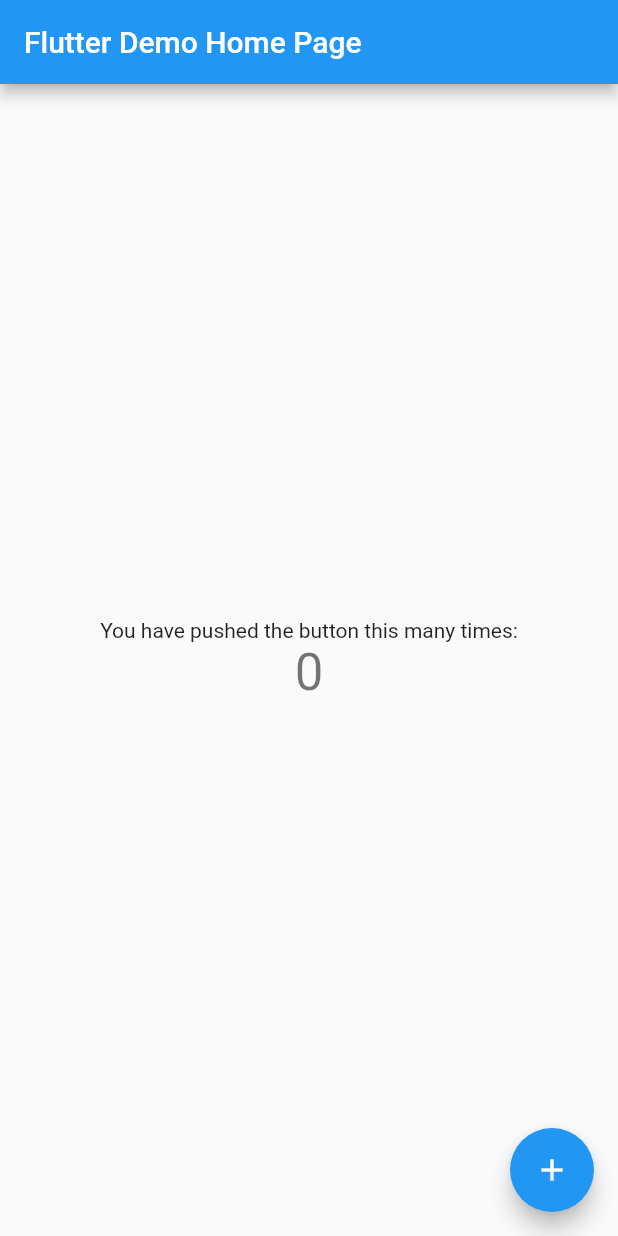
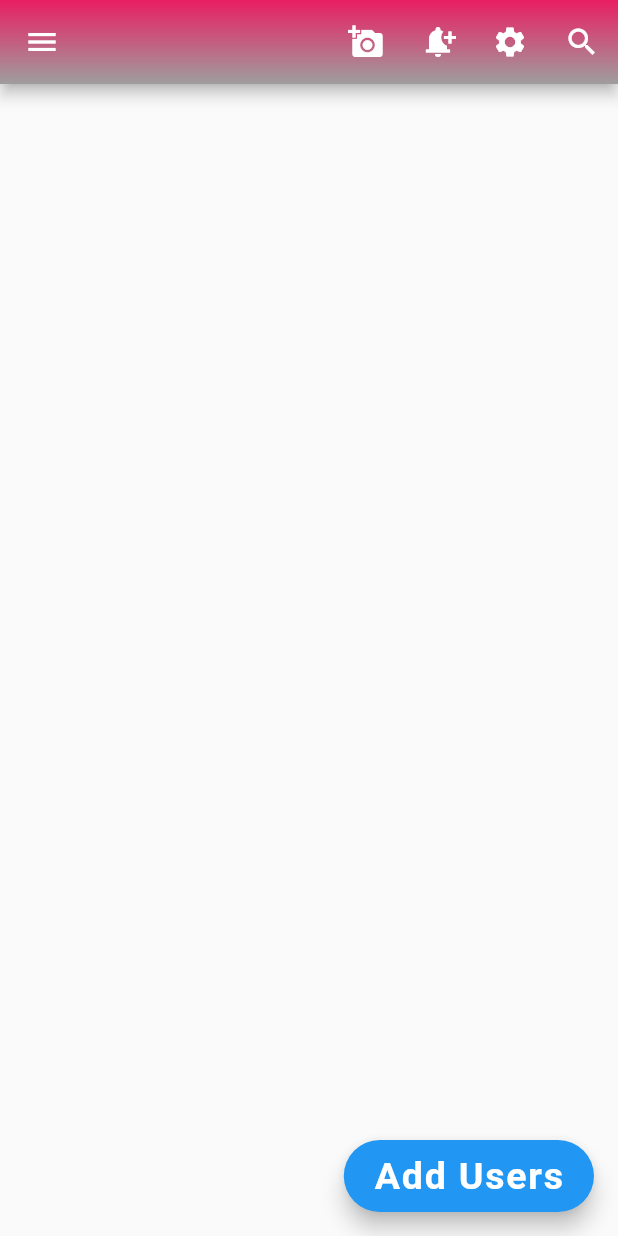
Before and after one commit to sanjibsinha/provider_et_sqflite, a Flutter app: the screen it shows after launch, on a phone screen of 412 x 824 dp. Run offline on Flutter 3.47's test engine with Material 2 defaults, Android fonts, the light colour scheme and no system bars; our stand-ins replace sqflite; accounts and stored records are empty.

Commit message:
first to first

```diff
--- a/lib/main.dart
+++ b/lib/main.dart
@@ -1,115 +1,16 @@
 import 'package:flutter/material.dart';
+import 'package:provider/provider.dart';
+import '/model/user_provider.dart';
+import 'view/my_app.dart';
 
 void main() {
-  runApp(const MyApp());
+  Provider.debugCheckInvalidValueType = null;
+  runApp(
+    MultiProvider(
+      providers: [
+        ChangeNotifierProvider(create: (_) => UserProvider()),
+      ],
+      child: const MyApp(),
+    ),
+  );
 }
-
-class MyApp extends StatelessWidget {
-  const MyApp({Key? key}) : super(key: key);
-
-  // This widget is the root of your application.
-  @override
-  Widget build(BuildContext context) {
-    return MaterialApp(
-      title: 'Flutter Demo',
-      theme: ThemeData(
-        // This is the theme of your application.
-        //
-        // Try running your application with "flutter run". You'll see the
-        // application has a blue toolbar. Then, without quitting the app, try
-        // changing the primarySwatch below to Colors.green and then invoke
-        // "hot reload" (press "r" in the console where you ran "flutter run",
-        // or simply save your changes to "hot reload" in a Flutter IDE).
-        // Notice that the counter didn't reset back to zero; the application
-        // is not restarted.
-        primarySwatch: Colors.blue,
-      ),
-      home: const MyHomePage(title: 'Flutter Demo Home Page'),
-    );
-  }
-}
-
-class MyHomePage extends StatefulWidget {
-  const MyHomePage({Key? key, required this.title}) : super(key: key);
-
-  // This widget is the home page of your application. It is stateful, meaning
-  // that it has a State object (defined below) that contains fields that affect
-  // how it looks.
-
-  // This class is the configuration for the state. It holds the values (in this
-  // case the title) provided by the parent (in this case the App widget) and
-  // used by the build method of the State. Fields in a Widget subclass are
-  // always marked "final".
-
-  final String title;
-
-  @override
-  State<MyHomePage> createState() => _MyHomePageState();
-}
-
-class _MyHomePageState extends State<MyHomePage> {
-  int _counter = 0;
-
-  void _incrementCounter() {
-    setState(() {
-      // This call to setState tells the Flutter framework that something has
-      // changed in this State, which causes it to rerun the build method below
-      // so that the display can reflect the updated values. If we changed
-      // _counter without calling setState(), then the build method would not be
-      // called again, and so nothing would appear to happen.
-      _counter++;
-    });
-  }
-
-  @override
-  Widget build(BuildContext context) {
-    // This method is rerun every time setState is called, for instance as done
-    // by the _incrementCounter method above.
-    //
-    // The Flutter framework has been optimized to make rerunning build methods
-    // fast, so that you can just rebuild anything that needs updating rather
-    // than having to individually change instances of widgets.
-    return Scaffold(
-      appBar: AppBar(
-        // Here we take the value from the MyHomePage object that was created by
-        // the App.build method, and use it to set our appbar title.
-        title: Text(widget.title),
-      ),
-      body: Center(
-        // Center is a layout widget. It takes a single child and positions it
-        // in the middle of the parent.
-        child: Column(
-          // Column is also a layout widget. It takes a list of children and
-          // arranges them vertically. By default, it sizes itself to fit its
-          // children horizontally, and tries to be as tall as its parent.
-          //
-          // Invoke "debug painting" (press "p" in the console, choose the
-          // "Toggle Debug Paint" action from the Flutter Inspector in Android
-          // Studio, or the "Toggle Debug Paint" command in Visual Studio Code)
-          // to see the wireframe for each widget.
-          //
-          // Column has various properties to control how it sizes itself and
-          // how it positions its children. Here we use mainAxisAlignment to
-          // center the children vertically; the main axis here is the vertical
-          // axis because Columns are vertical (the cross axis would be
-          // horizontal).
-          mainAxisAlignment: MainAxisAlignment.center,
-          children: <Widget>[
-            const Text(
-              'You have pushed the button this many times:',
-            ),
-            Text(
-              '$_counter',
-              style: Theme.of(context).textTheme.headline4,
-            ),
-          ],
-        ),
-      ),
-      floatingActionButton: FloatingActionButton(
-        onPressed: _incrementCounter,
-        tooltip: 'Increment',
-        child: const Icon(Icons.add),
-      ), // This trailing comma makes auto-formatting nicer for build methods.
-    );
-  }
-}
--- /dev/null
+++ b/lib/model/database_handler.dart
@@ -0,0 +1,34 @@
+import 'package:sqflite/sqflite.dart';
+import 'package:path/path.dart';
+
+import 'user.dart';
+
+class DatabaseHandler {
+  Future<Database> initializeDB() async {
+    String path = await getDatabasesPath();
+    return openDatabase(
+      join(path, 'usereleven.db'),
+      onCreate: (database, version) async {
+        await database.execute(
+          "CREATE TABLE usereleven(id INTEGER PRIMARY KEY AUTOINCREMENT, name TEXT NOT NULL, location TEXT NOT NULL)",
+        );
+      },
+      version: 1,
+    );
+  }
+
+  Future<int> insertUser(List<User> users) async {
+    int result = 0;
+    final Database db = await initializeDB();
+    for (var user in users) {
+      result = await db.insert('usereleven', user.toMap());
+    }
+    return result;
+  }
+
+  Future<List<User>> retrieveUsers() async {
+    final Database db = await initializeDB();
+    final List<Map<String, Object?>> queryResult = await db.query('usereleven');
+    return queryResult.map((e) => User.fromMap(e)).toList();
+  }
+}
--- /dev/null
+++ b/lib/model/user.dart
@@ -0,0 +1,24 @@
+class User {
+  final int? id;
+  final String name;
+  final String location;
+
+  User({
+    this.id,
+    required this.name,
+    required this.location,
+  });
+
+  User.fromMap(Map<String, dynamic> res)
+      : id = res["id"],
+        name = res["name"],
+        location = res["location"];
+
+  Map<String, Object?> toMap() {
+    return {
+      'id': id,
+      'name': name,
+      'location': location,
+    };
+  }
+}
--- /dev/null
+++ b/lib/model/user_provider.dart
@@ -0,0 +1,24 @@
+import 'package:flutter/material.dart';
+
+import 'database_handler.dart';
+import 'user.dart';
+
+final handler = DatabaseHandler();
+
+class UserProvider with ChangeNotifier {
+  /* User _userOne = User(name: 'Hagudu', location: 'Japan');
+  User get userOne => _userOne; */
+  /*  User _userTwo = User(name: 'Mutudu', location: 'Hokkaidu');
+  User get userTwo => _userTwo; */
+
+  User _userThree = User(name: 'John Smith', location: 'East Coast');
+  User get userThree => _userThree;
+
+  void addingUsers() {
+    //_userOne = _userOne;
+    //_userTwo = userTwo;
+    _userThree = userThree;
+
+    notifyListeners();
+  }
+}
--- /dev/null
+++ b/lib/view/my_app.dart
@@ -0,0 +1,20 @@
+import 'package:flutter/material.dart';
+
+import 'my_home_page.dart';
+
+class MyApp extends StatelessWidget {
+  const MyApp({Key? key}) : super(key: key);
+
+  // This widget is the root of your application.
+  @override
+  Widget build(BuildContext context) {
+    return MaterialApp(
+      debugShowCheckedModeBanner: false,
+      title: 'Flutter Demo',
+      theme: ThemeData(
+        primarySwatch: Colors.blue,
+      ),
+      home: const MyHomePage(),
+    );
+  }
+}
--- /dev/null
+++ b/lib/view/my_home_page.dart
@@ -0,0 +1,145 @@
+import 'package:flutter/material.dart';
+import 'package:provider/provider.dart';
+import '/model/user_provider.dart';
+import '/model/database_handler.dart';
+import '/model/user.dart';
+
+class MyHomePage extends StatelessWidget {
+  const MyHomePage({Key? key}) : super(key: key);
+
+  static const String title = 'Database Handling';
+
+  @override
+  Widget build(BuildContext context) {
+    final userProvider = Provider.of<UserProvider>(context);
+
+    final handler = DatabaseHandler();
+    Future<int> addUsers() async {
+      /* User firstUser = User(
+        name: userProvider.userOne.name,
+        location: userProvider.userOne.location,
+      ); */
+
+      /* User secondUser = User(
+        name: userProvider.userTwo.name,
+        location: userProvider.userTwo.location,
+      ); */
+
+      User thirddUser = User(
+        name: userProvider.userThree.name,
+        location: userProvider.userThree.location,
+      );
+      List<User> listOfUsers = [
+        //firstUser,
+        //secondUser,
+        thirddUser,
+      ];
+      return await handler.insertUser(listOfUsers);
+    }
+
+    return Scaffold(
+      appBar: customAppBar(title),
+      body: FutureBuilder(
+        future: handler.retrieveUsers(),
+        builder: (BuildContext context, AsyncSnapshot<List<User>> snapshot) {
+          if (snapshot.hasData) {
+            return ListView.builder(
+              itemCount: snapshot.data?.length,
+              itemBuilder: (BuildContext context, int index) {
+                return Card(
+                  child: ListTile(
+                    key: ValueKey<int>(snapshot.data![index].id!),
+                    contentPadding: const EdgeInsets.all(8.0),
+                    title: Text(
+                      snapshot.data![index].name,
+                      style: const TextStyle(
+                        fontSize: 30,
+                        color: Colors.red,
+                      ),
+                    ),
+                    subtitle: Text(
+                      snapshot.data![index].location,
+                      style: const TextStyle(
+                        fontSize: 20,
+                        color: Colors.red,
+                      ),
+                    ),
+                  ),
+                );
+              },
+            );
+          } else {
+            return const Center(child: CircularProgressIndicator());
+          }
+        },
+      ),
+      floatingActionButton: FloatingActionButton.extended(
+        onPressed: () {
+          handler.initializeDB().whenComplete(() async {
+            await addUsers();
+          });
+
+          userProvider.addingUsers();
+        },
+        label: const Text(
+          'Add Users',
+          style: TextStyle(
+            fontSize: 25,
+            fontWeight: FontWeight.bold,
+          ),
+        ),
+      ),
+    );
+  }
+
+  AppBar customAppBar(String title) {
+    return AppBar(
+      centerTitle: true,
+      //backgroundColor: Colors.grey[400],
+      flexibleSpace: Container(
+        decoration: const BoxDecoration(
+          gradient: LinearGradient(
+            colors: [
+              Colors.pink,
+              Colors.grey,
+            ],
+            begin: Alignment.topRight,
+            end: Alignment.bottomRight,
+          ),
+        ),
+      ),
+      //elevation: 20,
+      titleSpacing: 80,
+      leading: const Icon(Icons.menu),
+      title: Text(
+        title,
+        textAlign: TextAlign.left,
+      ),
+      actions: [
+        buildIcons(
+          const Icon(Icons.add_a_photo),
+        ),
+        buildIcons(
+          const Icon(
+            Icons.notification_add,
+          ),
+        ),
+        buildIcons(
+          const Icon(
+            Icons.settings,
+          ),
+        ),
+        buildIcons(
+          const Icon(Icons.search),
+        ),
+      ],
+    );
+  }
+
+  IconButton buildIcons(Icon icon) {
+    return IconButton(
+      onPressed: () {},
+      icon: icon,
+    );
+  }
+}
```
Also changed, not shown: 1 other file.
